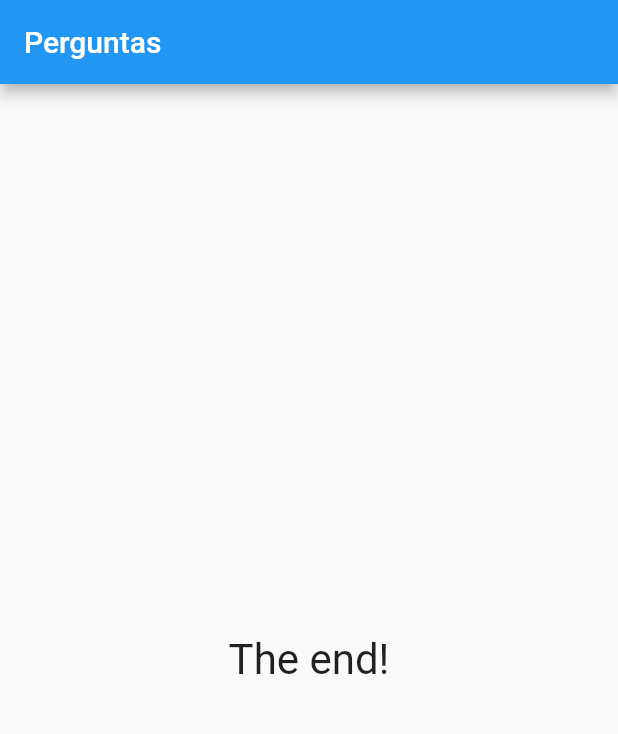
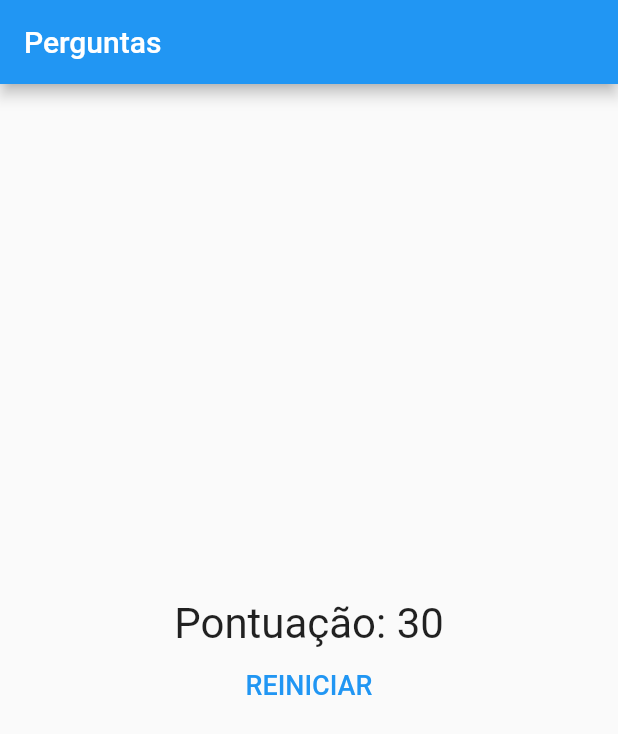
Before and after one commit to acacioscosta/learning-flutter, a Flutter app: the screen it shows after launch, after a tap on "Azul", after a tap on "Gato", on a phone screen of 412 x 824 dp. Shown: the top 734 px of the screen. Run offline on Flutter 3.47's test engine with Material 2 defaults, Android fonts, the phone set to English and light mode, and no system bars.

```diff
--- a/lib/formQuestion.dart
+++ b/lib/formQuestion.dart
@@ -6,7 +6,7 @@ class FormQuestion extends StatelessWidget {
 
   final int questionSelected;
   final List<Map<String, Object>> questions;
-  final void Function() reply;
+  final void Function(int) reply;
 
   FormQuestion({
     @required this.questionSelected,
@@ -19,14 +19,14 @@ class FormQuestion extends StatelessWidget {
   @override
   Widget build(BuildContext context) {
 
-    List<String> responses = hasQuestion
+    List<Map<String, Object>> responses = hasQuestion
       ? questions[questionSelected]['responses']
       : null;
 
     return Column(
       children: <Widget>[
         Question(questions[questionSelected]['question']),
-        ...responses.map((e) => Response(e, reply)).toList()
+        ...responses.map((e) => Response(e['text'], () => reply(e['value']))).toList()
       ],
     );
   }
--- a/lib/main.dart
+++ b/lib/main.dart
@@ -16,21 +16,38 @@ class _PerguntaAppState extends State<PerguntaApp> {
   final _questions = const [
     {
       'question': 'Qual sua cor favorita?',
-      'responses': ['Azul', 'Preto', 'Branco']
+      'responses': [
+        { 'text': 'Azul', 'value': 10 },
+        { 'text': 'Preto', 'value': 20 },
+        { 'text': 'Branco', 'value': 30 }
+      ]
     },
     {
       'question': 'Qual seu animal favorito?',
-      'responses': ['Cachorro', 'Gato', 'Cavalo']
+      'responses': [
+        { 'text': 'Cachorro', 'value': 10 },
+        { 'text': 'Gato', 'value': 20 },
+        { 'text': 'Cavalo', 'value': 30 }
+      ]
     }
   ];
+  int totalValue = 0;
 
-  void _reply() {
+  void _reply(int value) {
     if (hasQuestion) {
+      totalValue += value;
       setState(() => _questionSelected++);
     }
   }
 
   bool get hasQuestion => _questionSelected < _questions.length;
+
+  void _restartForm() {
+    setState(() {
+      totalValue = 0;
+      _questionSelected = 0;
+    });
+  }
 
   @override
   Widget build(BuildContext context) {
@@ -44,7 +61,7 @@ class _PerguntaAppState extends State<PerguntaApp> {
 
         body: hasQuestion
           ? FormQuestion(questionSelected: _questionSelected, questions: _questions, reply: _reply)
-          : Result()
+          : Result(totalValue, _restartForm)
       ),
     );
   }
--- a/lib/result.dart
+++ b/lib/result.dart
@@ -2,17 +2,31 @@ import 'package:flutter/material.dart';
 
 class Result extends StatelessWidget {
 
-  final String _text = 'The end!';
+  final int totalValue;
+  final void Function() restartForm;
+
+  Result(this.totalValue, this.restartForm);
 
   @override
   Widget build(BuildContext context) {
-    return Container(
-      child: Center(
-        child: Text(
-          _text,
-          style: TextStyle(fontSize: 28)
+    return Column(
+      mainAxisAlignment: MainAxisAlignment.center,
+      children: <Widget>[
+        Center(
+          child: Text(
+            'Pontuação: ' + totalValue.toString(),
+            style: TextStyle(fontSize: 28)
+          )
         ),
-      ),
+        FlatButton(
+          textColor: Colors.blue,
+          child: Text(
+            'REINICIAR',
+            style: TextStyle(fontSize: 18)
+          ),
+          onPressed: restartForm,
+        )
+      ],
     );
   }
 }
```
